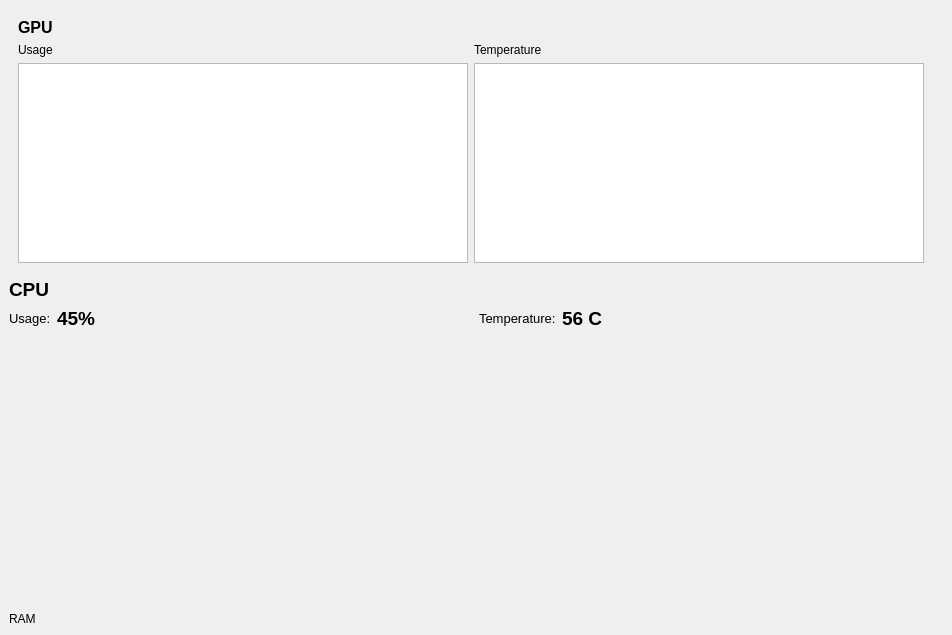
The window that mainwindow.ui (pearcepackman/CorePanel) describes before a commit, drawn with Qt 5.
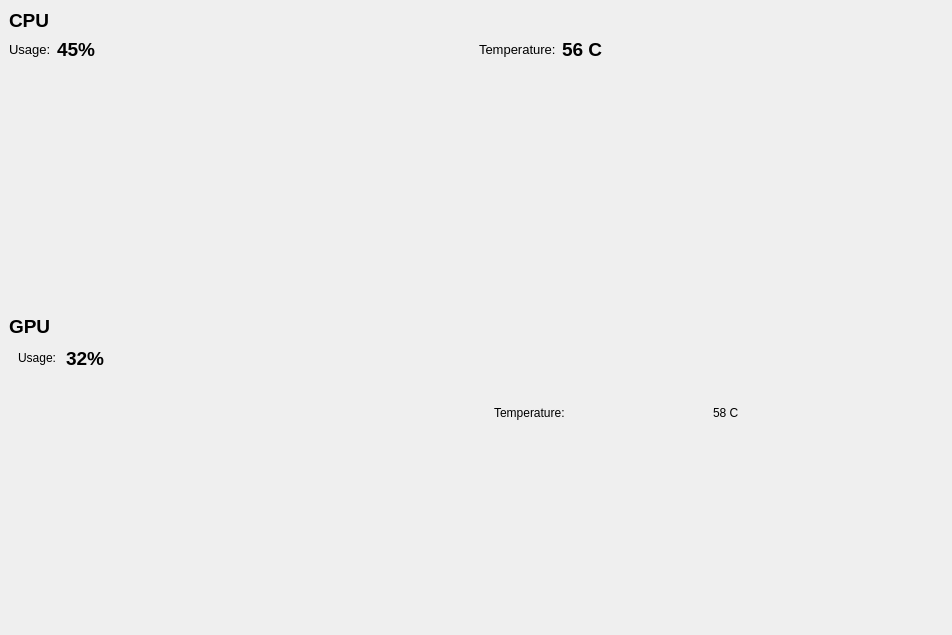
The same window after the commit.

Commit message: 7/12/2025 - GPU Panel Started

```diff
--- a/mainwindow.ui
+++ b/mainwindow.ui
@@ -32,94 +32,7 @@
    <layout class="QHBoxLayout">
     <item>
      <layout class="QVBoxLayout" name="verticalLayout">
-      <item alignment="Qt::AlignmentFlag::AlignBottom">
-       <widget class="QWidget" name="gpuWidget" native="true">
-        <layout class="QVBoxLayout" name="verticalLayout_2">
-         <item>
-          <layout class="QVBoxLayout" name="verticalLayout_4">
-           <item>
-            <widget class="QLabel" name="label_4">
-             <property name="sizePolicy">
-              <sizepolicy hsizetype="Fixed" vsizetype="Fixed">
-               <horstretch>0</horstretch>
-               <verstretch>0</verstretch>
-              </sizepolicy>
-             </property>
-             <property name="font">
-              <font>
-               <pointsize>12</pointsize>
-               <bold>true</bold>
-              </font>
-             </property>
-             <property name="text">
-              <string>GPU</string>
-             </property>
-            </widget>
-           </item>
-           <item>
-            <layout class="QHBoxLayout" name="horizontalLayout_3">
-             <item>
-              <layout class="QVBoxLayout" name="verticalLayout_11">
-               <item>
-                <widget class="QLabel" name="label_8">
-                 <property name="text">
-                  <string>Usage</string>
-                 </property>
-                </widget>
-               </item>
-               <item>
-                <widget class="QGraphicsView" name="graphicsView_4">
-                 <property name="sizePolicy">
-                  <sizepolicy hsizetype="Fixed" vsizetype="Fixed">
-                   <horstretch>0</horstretch>
-                   <verstretch>0</verstretch>
-                  </sizepolicy>
-                 </property>
-                 <property name="minimumSize">
-                  <size>
-                   <width>450</width>
-                   <height>200</height>
-                  </size>
-                 </property>
-                </widget>
-               </item>
-              </layout>
-             </item>
-             <item>
-              <layout class="QVBoxLayout" name="verticalLayout_12">
-               <item>
-                <widget class="QLabel" name="label_13">
-                 <property name="text">
-                  <string>Temperature</string>
-                 </property>
-                </widget>
-               </item>
-               <item alignment="Qt::AlignmentFlag::AlignLeft">
-                <widget class="QGraphicsView" name="graphicsView_5">
-                 <property name="sizePolicy">
-                  <sizepolicy hsizetype="Fixed" vsizetype="Fixed">
-                   <horstretch>0</horstretch>
-                   <verstretch>0</verstretch>
-                  </sizepolicy>
-                 </property>
-                 <property name="minimumSize">
-                  <size>
-                   <width>450</width>
-                   <height>200</height>
-                  </size>
-                 </property>
-                </widget>
-               </item>
-              </layout>
-             </item>
-            </layout>
-           </item>
-          </layout>
-         </item>
-        </layout>
-       </widget>
-      </item>
-      <item>
+      <item alignment="Qt::AlignmentFlag::AlignTop">
        <widget class="QWidget" name="cpuWidget" native="true">
         <property name="sizePolicy">
          <sizepolicy hsizetype="Expanding" vsizetype="Expanding">
@@ -477,15 +390,188 @@
        </widget>
       </item>
       <item>
-       <layout class="QVBoxLayout" name="verticalLayout_3">
-        <item>
-         <widget class="QLabel" name="label_3">
-          <property name="text">
-           <string>RAM</string>
-          </property>
-         </widget>
-        </item>
-       </layout>
+       <widget class="QWidget" name="gpuWidget" native="true">
+        <property name="sizePolicy">
+         <sizepolicy hsizetype="Expanding" vsizetype="Expanding">
+          <horstretch>0</horstretch>
+          <verstretch>0</verstretch>
+         </sizepolicy>
+        </property>
+        <property name="minimumSize">
+         <size>
+          <width>400</width>
+          <height>300</height>
+         </size>
+        </property>
+        <layout class="QVBoxLayout" name="verticalLayout_3">
+         <property name="spacing">
+          <number>0</number>
+         </property>
+         <property name="leftMargin">
+          <number>0</number>
+         </property>
+         <property name="topMargin">
+          <number>0</number>
+         </property>
+         <property name="rightMargin">
+          <number>0</number>
+         </property>
+         <property name="bottomMargin">
+          <number>0</number>
+         </property>
+         <item>
+          <layout class="QVBoxLayout" name="gpuLayout">
+           <item>
+            <widget class="QLabel" name="label_10">
+             <property name="sizePolicy">
+              <sizepolicy hsizetype="Fixed" vsizetype="Fixed">
+               <horstretch>0</horstretch>
+               <verstretch>0</verstretch>
+              </sizepolicy>
+             </property>
+             <property name="font">
+              <font>
+               <pointsize>14</pointsize>
+               <bold>true</bold>
+              </font>
+             </property>
+             <property name="text">
+              <string>GPU</string>
+             </property>
+            </widget>
+           </item>
+           <item>
+            <layout class="QHBoxLayout" name="horizontalLayout_3">
+             <item>
+              <layout class="QVBoxLayout" name="gpuUsageLayout">
+               <item>
+                <widget class="QWidget" name="gpuUsageWidget" native="true">
+                 <property name="sizePolicy">
+                  <sizepolicy hsizetype="Expanding" vsizetype="Expanding">
+                   <horstretch>0</horstretch>
+                   <verstretch>0</verstretch>
+                  </sizepolicy>
+                 </property>
+                 <layout class="QVBoxLayout" name="verticalLayout_4">
+                  <property name="spacing">
+                   <number>0</number>
+                  </property>
+                  <property name="leftMargin">
+                   <number>0</number>
+                  </property>
+                  <property name="topMargin">
+                   <number>0</number>
+                  </property>
+                  <property name="rightMargin">
+                   <number>0</number>
+                  </property>
+                  <property name="bottomMargin">
+                   <number>0</number>
+                  </property>
+                  <item>
+                   <widget class="QWidget" name="widget_7" native="true">
+                    <property name="sizePolicy">
+                     <sizepolicy hsizetype="Fixed" vsizetype="Fixed">
+                      <horstretch>0</horstretch>
+                      <verstretch>0</verstretch>
+                     </sizepolicy>
+                    </property>
+                    <layout class="QHBoxLayout" name="horizontalLayout_6">
+                     <item>
+                      <widget class="QLabel" name="label_4">
+                       <property name="sizePolicy">
+                        <sizepolicy hsizetype="Fixed" vsizetype="Fixed">
+                         <horstretch>0</horstretch>
+                         <verstretch>0</verstretch>
+                        </sizepolicy>
+                       </property>
+                       <property name="text">
+                        <string>Usage: </string>
+                       </property>
+                      </widget>
+                     </item>
+                     <item>
+                      <widget class="QLabel" name="label_8">
+                       <property name="sizePolicy">
+                        <sizepolicy hsizetype="Fixed" vsizetype="Fixed">
+                         <horstretch>0</horstretch>
+                         <verstretch>0</verstretch>
+                        </sizepolicy>
+                       </property>
+                       <property name="font">
+                        <font>
+                         <pointsize>14</pointsize>
+                         <bold>true</bold>
+                        </font>
+                       </property>
+                       <property name="text">
+                        <string>32%</string>
+                       </property>
+                      </widget>
+                     </item>
+                    </layout>
+                   </widget>
+                  </item>
+                  <item>
+                   <widget class="QWidget" name="widget_8" native="true"/>
+                  </item>
+                 </layout>
+                </widget>
+               </item>
+              </layout>
+             </item>
+             <item>
+              <layout class="QVBoxLayout" name="gpuTempLayout">
+               <item>
+                <widget class="QWidget" name="gpuTempWidget" native="true">
+                 <layout class="QVBoxLayout" name="verticalLayout_2">
+                  <item>
+                   <widget class="QWidget" name="widget" native="true">
+                    <property name="sizePolicy">
+                     <sizepolicy hsizetype="Expanding" vsizetype="Expanding">
+                      <horstretch>0</horstretch>
+                      <verstretch>0</verstretch>
+                     </sizepolicy>
+                    </property>
+                    <layout class="QHBoxLayout" name="horizontalLayout_5">
+                     <item>
+                      <widget class="QLabel" name="label_3">
+                       <property name="text">
+                        <string>Temperature: </string>
+                       </property>
+                      </widget>
+                     </item>
+                     <item>
+                      <widget class="QLabel" name="label">
+                       <property name="text">
+                        <string>58 C</string>
+                       </property>
+                      </widget>
+                     </item>
+                    </layout>
+                   </widget>
+                  </item>
+                  <item>
+                   <widget class="QWidget" name="widget_2" native="true">
+                    <property name="sizePolicy">
+                     <sizepolicy hsizetype="Expanding" vsizetype="Expanding">
+                      <horstretch>0</horstretch>
+                      <verstretch>0</verstretch>
+                     </sizepolicy>
+                    </property>
+                   </widget>
+                  </item>
+                 </layout>
+                </widget>
+               </item>
+              </layout>
+             </item>
+            </layout>
+           </item>
+          </layout>
+         </item>
+        </layout>
+       </widget>
       </item>
      </layout>
     </item>
```
